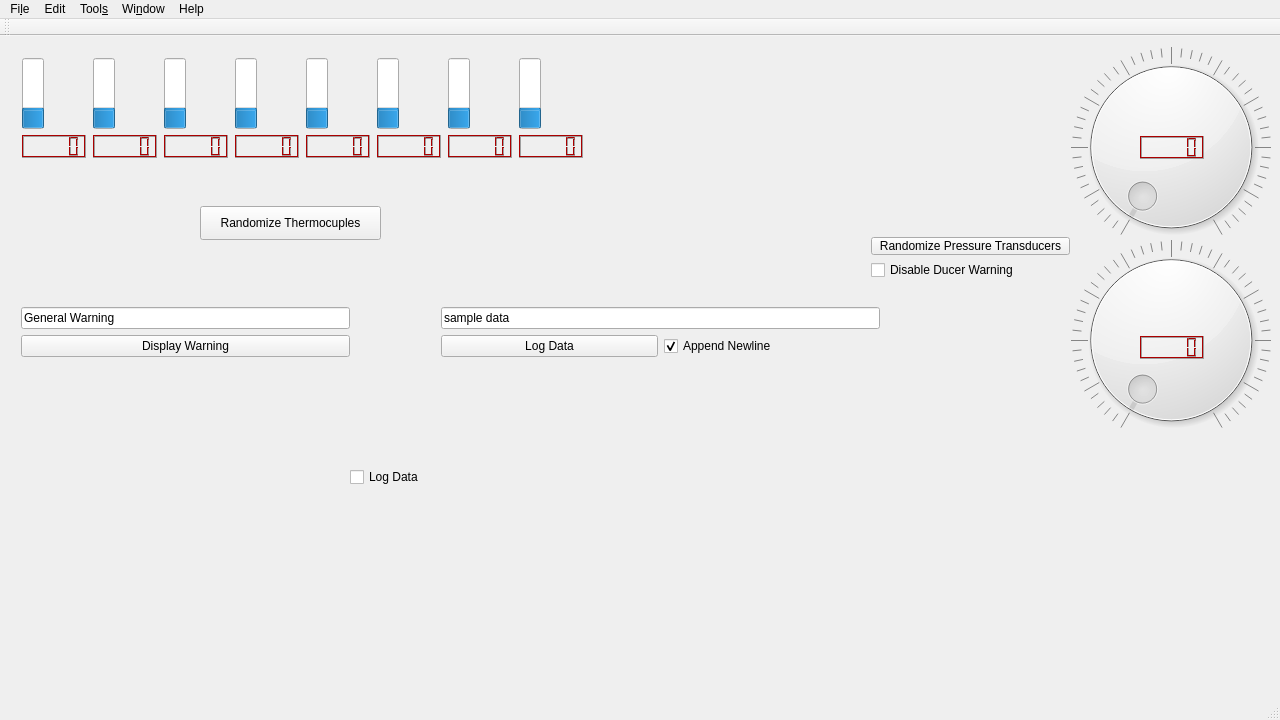
Qt form controlsoftware/mainwindow.ui (SDSURocketProject/FAR-MARS) before a commit.
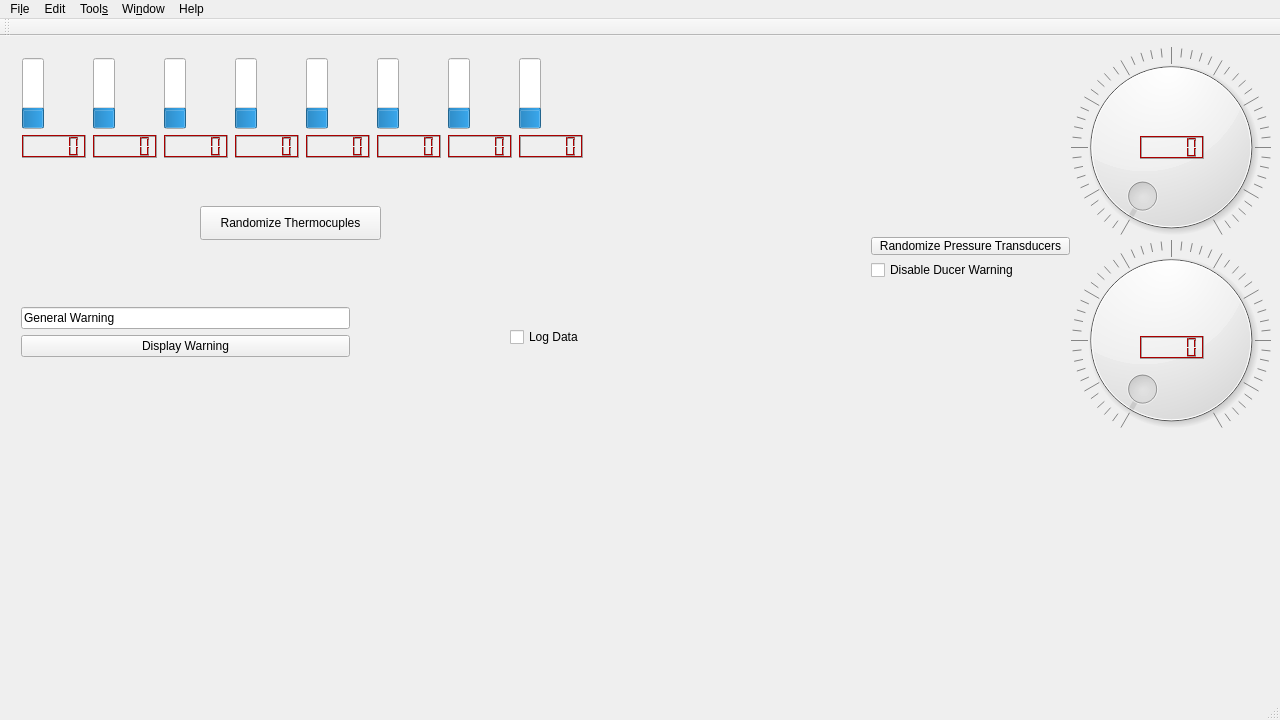
The same form after that commit.

Commit message: Major logger rework - Logs now formatted as CSV - First column in CSV is time since log start in milliseconds

```diff
--- a/controlsoftware/mainwindow.ui
+++ b/controlsoftware/mainwindow.ui
@@ -1601,47 +1601,11 @@
      </item>
     </layout>
    </widget>
-   <widget class="QWidget" name="layoutWidget">
-    <property name="geometry">
-     <rect>
-      <x>430</x>
-      <y>260</y>
-      <width>461</width>
-      <height>74</height>
-     </rect>
-    </property>
-    <layout class="QGridLayout" name="LogLayout">
-     <item row="0" column="0" colspan="2">
-      <widget class="QLineEdit" name="logData">
-       <property name="text">
-        <string>sample data</string>
-       </property>
-      </widget>
-     </item>
-     <item row="1" column="0">
-      <widget class="QPushButton" name="logButton">
-       <property name="text">
-        <string>Log Data</string>
-       </property>
-      </widget>
-     </item>
-     <item row="1" column="1">
-      <widget class="QCheckBox" name="logCheckbox">
-       <property name="text">
-        <string>Append Newline</string>
-       </property>
-       <property name="checked">
-        <bool>true</bool>
-       </property>
-      </widget>
-     </item>
-    </layout>
-   </widget>
    <widget class="QCheckBox" name="logDataCheckbox">
     <property name="geometry">
      <rect>
-      <x>350</x>
-      <y>430</y>
+      <x>510</x>
+      <y>290</y>
       <width>88</width>
       <height>22</height>
      </rect>
```
Left out of the diff: 270 changed lines with no effect on the pictures. The commit also changes 7 other files.
